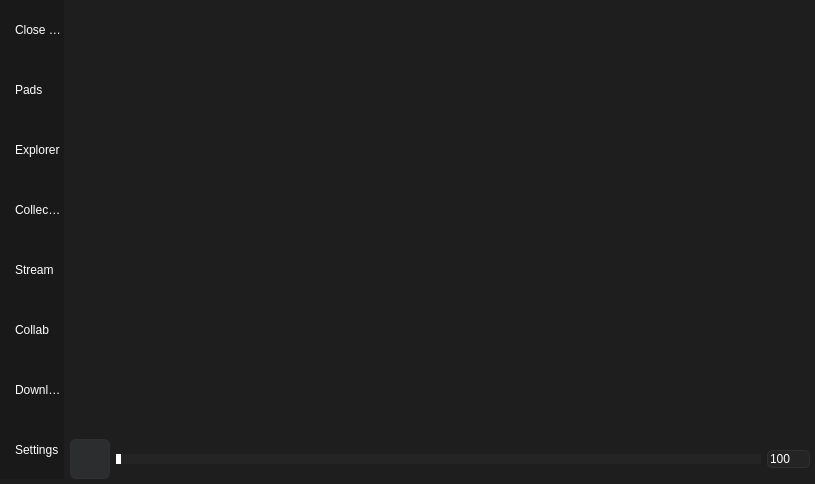
Qt form gui/gui.ui (BarsTiger/KotoPad) before a commit.
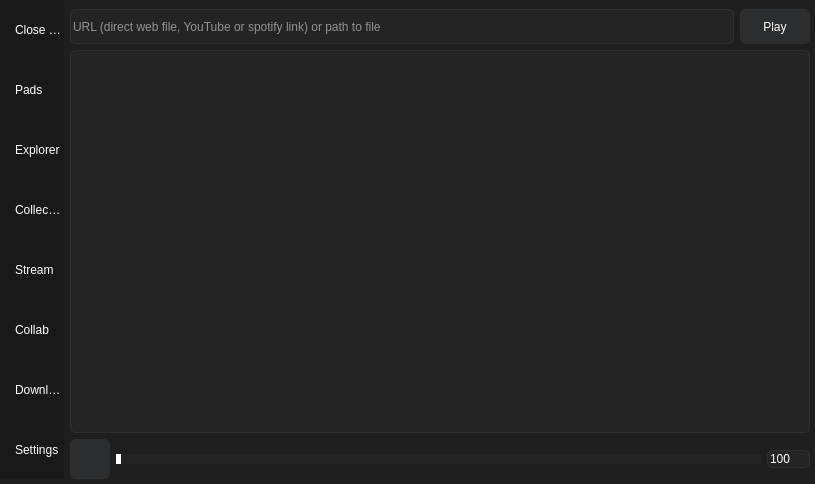
The same form after that commit. The open tabs and pages were chosen to show the change. Icons and pictures are not drawn.

Commit message: Added stream option

Patch:
```diff
--- a/gui/gui.ui
+++ b/gui/gui.ui
@@ -998,7 +998,66 @@
            </item>
           </layout>
          </widget>
-         <widget class="QWidget" name="stream_page"/>
+         <widget class="QWidget" name="stream_page">
+          <layout class="QVBoxLayout" name="stream_page_lay">
+           <property name="leftMargin">
+            <number>0</number>
+           </property>
+           <property name="topMargin">
+            <number>0</number>
+           </property>
+           <property name="rightMargin">
+            <number>0</number>
+           </property>
+           <property name="bottomMargin">
+            <number>0</number>
+           </property>
+           <item>
+            <widget class="QWidget" name="stream_page_box_bt_widget" native="true">
+             <layout class="QHBoxLayout" name="stream_page_box_bt_lay">
+              <property name="leftMargin">
+               <number>0</number>
+              </property>
+              <property name="rightMargin">
+               <number>0</number>
+              </property>
+              <property name="bottomMargin">
+               <number>0</number>
+              </property>
+              <item>
+               <widget class="QLineEdit" name="to_stream_url_box">
+                <property name="minimumSize">
+                 <size>
+                  <width>0</width>
+                  <height>35</height>
+                 </size>
+                </property>
+                <property name="placeholderText">
+                 <string>URL (direct web file, YouTube or spotify link) or path to file</string>
+                </property>
+               </widget>
+              </item>
+              <item>
+               <widget class="QPushButton" name="play_stream_button">
+                <property name="minimumSize">
+                 <size>
+                  <width>70</width>
+                  <height>35</height>
+                 </size>
+                </property>
+                <property name="text">
+                 <string>Play</string>
+                </property>
+               </widget>
+              </item>
+             </layout>
+            </widget>
+           </item>
+           <item>
+            <widget class="QTextBrowser" name="stream_logs_box"/>
+           </item>
+          </layout>
+         </widget>
          <widget class="QWidget" name="collab_page"/>
          <widget class="QWidget" name="download_page"/>
          <widget class="QWidget" name="settings_page">
```
The commit also changes 4 other files.
